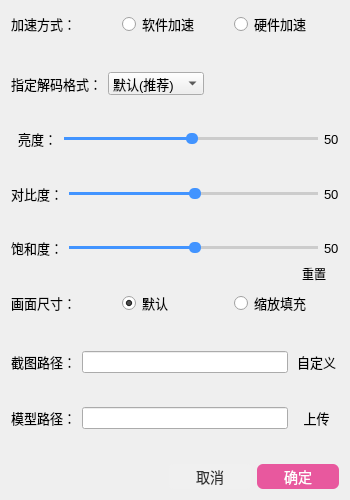
Before: the Qt Designer form src/app/settingdialog.ui in liyujie666/Smart_Player, drawn with Qt 5.
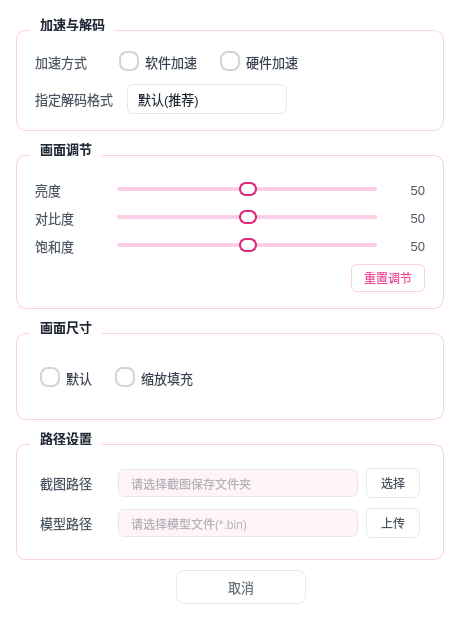
After: the same form once the commit is applied. Icons and pictures are not drawn.

```diff
--- a/src/app/settingdialog.ui
+++ b/src/app/settingdialog.ui
@@ -6,74 +6,355 @@
    <rect>
     <x>0</x>
     <y>0</y>
-    <width>350</width>
-    <height>500</height>
+    <width>460</width>
+    <height>620</height>
    </rect>
   </property>
   <property name="minimumSize">
    <size>
-    <width>350</width>
-    <height>500</height>
+    <width>460</width>
+    <height>620</height>
    </size>
   </property>
   <property name="maximumSize">
    <size>
-    <width>350</width>
-    <height>500</height>
+    <width>520</width>
+    <height>800</height>
    </size>
   </property>
   <property name="windowTitle">
    <string>Dialog</string>
   </property>
   <property name="styleSheet">
-   <string notr="true">QRadioButton{
-	font-size:13px;
+   <string notr="true">QDialog {
+    background-color: #FFFFFF;
+    font-family: 'Microsoft YaHei', 'PingFang SC', 'Segoe UI', sans-serif;
+    color: #1F2937;
 }
-QLabel { 
-font-size:13px;
- }
-QPushButton{
-	max-height:17px;
-	max-width:50px;
-	min-height:17px;
-	min-width:50px;
-	border:none;
-background-color: transparent;
-border-radius:5px;
+
+QGroupBox {
+    background-color: transparent;
+    border: 1px solid #FBCFE8;
+    border-radius: 10px;
+    margin-top: 14px;
+    padding: 14px 14px 12px 14px;
+    font-weight: 600;
+    color: #1F2937;
+    font-size: 13px;
 }
-QComboBox{
-	font-size:13px;
-	min-width:30px;
+QGroupBox::title {
+    subcontrol-origin: margin;
+    subcontrol-position: top left;
+    left: 14px;
+    padding: 0 8px;
+    background-color: #FFFFFF;
+    color: #1F2937;
+}
+
+QLabel {
+    color: #4B5563;
+    font-size: 13px;
+    background: transparent;
+}
+
+QRadioButton {
+    color: #374151;
+    font-size: 13px;
+    spacing: 6px;
+    padding: 2px 4px;
+}
+QRadioButton::indicator {
+    width: 16px;
+    height: 16px;
+    border: 2px solid #D1D5DB;
+    border-radius: 8px;
+    background-color: #FFFFFF;
+    subcontrol-origin: padding;
+}
+QRadioButton::indicator:hover { border-color: #F472B6; }
+QRadioButton::indicator:checked {
+    border-color: #DB2777;
+    background-color: #DB2777;
+    image: none;
+}
+QRadioButton::indicator:checked:!enabled {
+    border-color: #D1D5DB;
+    background-color: #D1D5DB;
+}
+QRadioButton:disabled { color: #9CA3AF; }
+
+QCheckBox {
+    color: #374151;
+    font-size: 13px;
+    spacing: 6px;
+    padding: 2px 0;
+}
+QCheckBox::indicator {
+    width: 16px;
+    height: 16px;
+    border: 2px solid #D1D5DB;
+    border-radius: 8px;
+    background-color: #FFFFFF;
+    subcontrol-origin: padding;
+}
+QCheckBox::indicator:hover { border-color: #F472B6; }
+QCheckBox::indicator:checked {
+    border-color: #DB2777;
+    background-color: #DB2777;
+    image: none;
+}
+QCheckBox:disabled { color: #9CA3AF; }
+
+QComboBox {
+    background-color: #FFFFFF;
+    color: #1F2937;
+    border: 1px solid #E5E7EB;
+    border-radius: 6px;
+    padding: 5px 28px 5px 10px;
+    font-size: 13px;
+    min-height: 18px;
+    selection-background-color: #FDF2F8;
+}
+QComboBox:hover { border-color: #F472B6; }
+QComboBox:focus { border-color: #DB2777; }
+QComboBox::drop-down {
+    subcontrol-origin: padding;
+    subcontrol-position: top right;
+    width: 24px;
+    border: none;
+    background: transparent;
+}
+QComboBox::down-arrow {
+    image: url(:/SmartPlayer-icon/arrow_down_grey.png);
+    width: 12px;
+    height: 8px;
+    margin-right: 6px;
 }
 QComboBox QAbstractItemView {
-    color: white;
+    background-color: #FFFFFF;
+    color: #1F2937;
+    border: 1px solid #FBCFE8;
+    border-radius: 6px;
+    padding: 4px;
+    selection-background-color: #FDF2F8;
+    selection-color: #DB2777;
+    outline: 0;
 }
-QLineEdit{
-font-size:12px;
-}</string>
+QComboBox QAbstractItemView::item {
+    padding: 6px 10px;
+    border-radius: 4px;
+    min-height: 18px;
+}
+QComboBox QAbstractItemView::item:hover {
+    background-color: #FCE7F3;
+}
+
+QLineEdit {
+    background-color: #FFFFFF;
+    color: #1F2937;
+    border: 1px solid #E5E7EB;
+    border-radius: 6px;
+    padding: 5px 10px;
+    font-size: 12px;
+    selection-background-color: #FBCFE8;
+    selection-color: #1F2937;
+}
+QLineEdit:hover { border-color: #F472B6; }
+QLineEdit:focus { border-color: #DB2777; }
+QLineEdit:read-only {
+    background-color: #FFF5F7;
+    color: #6B7280;
+}
+
+QSlider::groove:horizontal {
+    background-color: #FBCFE8;
+    height: 4px;
+    border-radius: 2px;
+}
+QSlider::sub-page:horizontal {
+    background: qlineargradient(spread:pad, x1:0, y1:0, x2:1, y2:0,
+        stop:0 #EC4899, stop:1 #F472B6);
+    border-radius: 2px;
+}
+QSlider::add-page:horizontal {
+    background-color: #FBCFE8;
+    border-radius: 2px;
+}
+QSlider::handle:horizontal {
+    background-color: #FFFFFF;
+    border: 2px solid #DB2777;
+    width: 14px;
+    height: 14px;
+    margin: -5px 0;
+    border-radius: 7px;
+}
+QSlider::handle:horizontal:hover {
+    border-color: #BE185D;
+    background-color: #FDF2F8;
+}
+QSlider::handle:horizontal:pressed {
+    background-color: #DB2777;
+    border-color: #BE185D;
+}
+
+QPushButton {
+    background-color: #FFFFFF;
+    color: #4B5563;
+    border: 1px solid #E5E7EB;
+    border-radius: 6px;
+    padding: 5px 14px;
+    font-size: 12px;
+    min-height: 16px;
+}
+QPushButton:hover {
+    background-color: #FFF5F7;
+    border-color: #F472B6;
+    color: #DB2777;
+}
+QPushButton:pressed {
+    background-color: #FCE7F3;
+}
+QPushButton:disabled {
+    background-color: #F9FAFB;
+    color: #9CA3AF;
+    border-color: #E5E7EB;
+}
+
+QPushButton#confirmBtn {
+    background: qlineargradient(spread:pad, x1:0, y1:0, x2:1, y2:0,
+        stop:0 #EC4899, stop:1 #F472B6);
+    color: #FFFFFF;
+    border: none;
+    border-radius: 8px;
+    padding: 7px 24px;
+    font-size: 13px;
+    font-weight: 600;
+    min-width: 80px;
+    min-height: 18px;
+}
+QPushButton#confirmBtn:hover {
+    background: qlineargradient(spread:pad, x1:0, y1:0, x2:1, y2:0,
+        stop:0 #DB2777, stop:1 #BE185D);
+}
+QPushButton#confirmBtn:pressed {
+    background: #BE185D;
+}
+
+QPushButton#cancelBtn {
+    background-color: #FFFFFF;
+    color: #6B7280;
+    border: 1px solid #E5E7EB;
+    border-radius: 8px;
+    padding: 7px 24px;
+    font-size: 13px;
+    min-width: 80px;
+    min-height: 18px;
+}
+QPushButton#cancelBtn:hover {
+    background-color: #F9FAFB;
+    color: #1F2937;
+    border-color: #D1D5DB;
+}
+QPushButton#cancelBtn:pressed {
+    background-color: #F3F4F6;
+}
+
+QPushButton#resetConfigBtn {
+    background-color: transparent;
+    color: #EC4899;
+    border: 1px solid #FBCFE8;
+    border-radius: 6px;
+    padding: 4px 12px;
+    font-size: 12px;
+    min-height: 16px;
+}
+QPushButton#resetConfigBtn:hover {
+    background-color: #FDF2F8;
+    border-color: #F472B6;
+    color: #DB2777;
+}
+QPushButton#resetConfigBtn:pressed {
+    background-color: #FCE7F3;
+}
+
+QScrollBar:vertical {
+    background: transparent;
+    width: 8px;
+    margin: 4px 2px 4px 0;
+    border: none;
+}
+QScrollBar::handle:vertical {
+    background: #FBCFE8;
+    min-height: 40px;
+    border-radius: 4px;
+}
+QScrollBar::handle:vertical:hover { background: #F472B6; }
+QScrollBar::add-line:vertical,
+QScrollBar::sub-line:vertical {
+    background: none; border: none; height: 0;
+}
+QScrollBar::add-page:vertical,
+QScrollBar::sub-page:vertical { background: none; border: none; }
+</string>
   </property>
-  <layout class="QVBoxLayout" name="verticalLayout">
+  <layout class="QVBoxLayout" name="rootLayout">
+   <property name="leftMargin">
+    <number>16</number>
+   </property>
+   <property name="topMargin">
+    <number>16</number>
+   </property>
+   <property name="rightMargin">
+    <number>16</number>
+   </property>
+   <property name="bottomMargin">
+    <number>16</number>
+   </property>
+   <property name="spacing">
+    <number>10</number>
+   </property>
+
    <item>
-    <layout class="QHBoxLayout" name="horizontalLayout">
+    <widget class="QGroupBox" name="decodeGroup">
+     <property name="title">
+      <string>加速与解码</string>
+     </property>
+     <layout class="QVBoxLayout" name="decodeLayout">
+      <property name="leftMargin">
+       <number>4</number>
+      </property>
+      <property name="topMargin">
+       <number>4</number>
+      </property>
+      <property name="rightMargin">
+       <number>4</number>
+      </property>
+      <property name="bottomMargin">
+       <number>4</number>
+      </property>
+      <property name="spacing">
+       <number>10</number>
+      </property>
+      <item>
+       <layout class="QHBoxLayout" name="hardwareRow">
+        <property name="spacing">
+         <number>14</number>
+        </property>
      <item>
       <widget class="QLabel" name="label">
-       <property name="styleSheet">
-        <string notr="true">QLabel { 
-font-size:13px;
- }</string>
-       </property>
        <property name="text">
-        <string>加速方式：</string>
+           <string>加速方式</string>
+          </property>
+          <property name="minimumSize">
+           <size>
+            <width>70</width>
+            <height>0</height>
+           </size>
        </property>
       </widget>
      </item>
      <item>
       <widget class="QRadioButton" name="softwareRadio">
-       <property name="styleSheet">
-        <string notr="true">QRadioButton{
-	font-size:13px;
-}</string>
-       </property>
        <property name="text">
         <string>软件加速</string>
        </property>
@@ -84,55 +365,57 @@
      </item>
      <item>
       <widget class="QRadioButton" name="hardwareRadio">
-       <property name="styleSheet">
-        <string notr="true">QRadioButton{
-	font-size:13px;
-}</string>
-       </property>
        <property name="text">
         <string>硬件加速</string>
        </property>
-      </widget>
-     </item>
-    </layout>
-   </item>
+          <property name="cursor">
+           <cursorShape>PointingHandCursor</cursorShape>
+          </property>
+         </widget>
+        </item>
    <item>
-    <spacer name="verticalSpacer_4">
+         <spacer name="horizontalSpacer_hw">
      <property name="orientation">
-      <enum>Qt::Orientation::Vertical</enum>
+           <enum>Qt::Orientation::Horizontal</enum>
      </property>
      <property name="sizeHint" stdset="0">
       <size>
-       <width>20</width>
+            <width>40</width>
        <height>20</height>
       </size>
      </property>
     </spacer>
    </item>
+       </layout>
+      </item>
    <item>
-    <layout class="QHBoxLayout" name="horizontalLayout_2">
+       <layout class="QHBoxLayout" name="decoderRow">
+        <property name="spacing">
+         <number>14</number>
+        </property>
      <item>
       <widget class="QLabel" name="label_2">
-       <property name="styleSheet">
-        <string notr="true">QLabel { 
-font-size:13px;
- }</string>
-       </property>
        <property name="text">
-        <string>指定解码格式：</string>
+           <string>指定解码格式</string>
+          </property>
+          <property name="minimumSize">
+           <size>
+            <width>70</width>
+            <height>0</height>
+           </size>
        </property>
       </widget>
      </item>
      <item>
       <widget class="QComboBox" name="decodeCombox">
-       <property name="styleSheet">
-        <string notr="true">QComboBox{
-	font-size:13px;
-	min-width:30px;
-}
-QComboBox QAbstractItemView::item{
-color:black;
-}</string>
+          <property name="minimumSize">
+           <size>
+            <width>160</width>
+            <height>0</height>
+           </size>
+          </property>
+          <property name="cursor">
+           <cursorShape>PointingHandCursor</cursorShape>
        </property>
        <item>
         <property name="text">
@@ -191,52 +474,53 @@
      </item>
     </layout>
    </item>
-   <item>
-    <spacer name="verticalSpacer_3">
-     <property name="orientation">
-      <enum>Qt::Orientation::Vertical</enum>
-     </property>
-     <property name="sizeHint" stdset="0">
-      <size>
-       <width>20</width>
-       <height>18</height>
-      </size>
-     </property>
-    </spacer>
+     </layout>
+    </widget>
    </item>
+
    <item>
-    <layout class="QHBoxLayout" name="horizontalLayout_3">
+    <widget class="QGroupBox" name="imageGroup">
+     <property name="title">
+      <string>画面调节</string>
+     </property>
+     <layout class="QVBoxLayout" name="imageLayout">
+      <property name="leftMargin">
+       <number>4</number>
+      </property>
+      <property name="topMargin">
+       <number>10</number>
+      </property>
+      <property name="rightMargin">
+       <number>4</number>
+      </property>
+      <property name="bottomMargin">
+       <number>4</number>
+      </property>
+      <property name="spacing">
+       <number>8</number>
+      </property>
+      <item>
+       <layout class="QHBoxLayout" name="lightRow">
+        <property name="spacing">
+         <number>12</number>
+        </property>
      <item>
       <widget class="QLabel" name="label_3">
-       <property name="styleSheet">
-        <string notr="true">QLabel { 
-font-size:13px;
- }</string>
-       </property>
        <property name="text">
-        <string>  亮度：</string>
+           <string>亮度</string>
+          </property>
+          <property name="minimumSize">
+           <size>
+            <width>70</width>
+            <height>0</height>
+           </size>
        </property>
       </widget>
      </item>
      <item>
       <widget class="QSlider" name="lightSlider">
-       <property name="styleSheet">
-        <string notr="true">QSlider::groove:horizontal {
-    background-color: #ccc;
-    height: 3px;
-    border-radius: 2px;
-}
-
-QSlider::handle:horizontal {
-    background-color:rgb(66, 148, 255);
-    width: 12px;
-    height: 12px;
-    margin: -4px 0; /* 使手柄居中 */
-    border-radius: 5px;
-}
-QSlider::sub-page:horizontal {
-    background-color: rgb(66, 148, 255); /* 已滑动部分的颜色 */
-}</string>
+          <property name="cursor">
+           <cursorShape>PointingHandCursor</cursorShape>
        </property>
        <property name="value">
         <number>50</number>
@@ -248,64 +532,44 @@
      </item>
      <item>
       <widget class="QLabel" name="lightLabel">
-       <property name="styleSheet">
-        <string notr="true">QLabel { 
-font-size:13px;
- }</string>
-       </property>
        <property name="text">
         <string>50</string>
        </property>
-      </widget>
-     </item>
-    </layout>
-   </item>
-   <item>
-    <spacer name="verticalSpacer_2">
-     <property name="orientation">
-      <enum>Qt::Orientation::Vertical</enum>
-     </property>
-     <property name="sizeHint" stdset="0">
+          <property name="minimumSize">
       <size>
-       <width>20</width>
-       <height>21</height>
-      </size>
-     </property>
-    </spacer>
+            <width>36</width>
+            <height>0</height>
+           </size>
+          </property>
+          <property name="alignment">
+           <set>Qt::AlignRight|Qt::AlignVCenter</set>
+          </property>
+         </widget>
+        </item>
+       </layout>
    </item>
    <item>
-    <layout class="QHBoxLayout" name="horizontalLayout_7">
+       <layout class="QHBoxLayout" name="contrastRow">
+        <property name="spacing">
+         <number>12</number>
+        </property>
      <item>
       <widget class="QLabel" name="contrastLabel1">
-       <property name="styleSheet">
-        <string notr="true">QLabel { 
-font-size:13px;
- }</string>
-       </property>
        <property name="text">
-        <string>对比度：</string>
+           <string>对比度</string>
+          </property>
+          <property name="minimumSize">
+           <size>
+            <width>70</width>
+            <height>0</height>
+           </size>
        </property>
       </widget>
      </item>
      <item>
       <widget class="QSlider" name="contrastSlider">
-       <property name="styleSheet">
-        <string notr="true">QSlider::groove:horizontal {
-    background-color: #ccc;
-    height: 3px;
-    border-radius: 2px;
-}
-
-QSlider::handle:horizontal {
-    background-color:rgb(66, 148, 255);
-    width: 12px;
-    height: 12px;
-    margin: -4px 0; /* 使手柄居中 */
-    border-radius: 5px;
-}
-QSlider::sub-page:horizontal {
-    background-color: rgb(66, 148, 255); /* 已滑动部分的颜色 */
-}</string>
+          <property name="cursor">
+           <cursorShape>PointingHandCursor</cursorShape>
        </property>
        <property name="value">
         <number>50</number>
@@ -317,64 +581,44 @@
      </item>
      <item>
       <widget class="QLabel" name="contrastLabel">
-       <property name="styleSheet">
-        <string notr="true">QLabel { 
-font-size:13px;
- }</string>
-       </property>
        <property name="text">
         <string>50</string>
        </property>
-      </widget>
-     </item>
-    </layout>
-   </item>
-   <item>
-    <spacer name="verticalSpacer_5">
-     <property name="orientation">
-      <enum>Qt::Orientation::Vertical</enum>
-     </property>
-     <property name="sizeHint" stdset="0">
+          <property name="minimumSize">
       <size>
-       <width>20</width>
-       <height>20</height>
-      </size>
-     </property>
-    </spacer>
+            <width>36</width>
+            <height>0</height>
+           </size>
+          </property>
+          <property name="alignment">
+           <set>Qt::AlignRight|Qt::AlignVCenter</set>
+          </property>
+         </widget>
+        </item>
+       </layout>
    </item>
    <item>
-    <layout class="QHBoxLayout" name="horizontalLayout_8">
+       <layout class="QHBoxLayout" name="baoheRow">
+        <property name="spacing">
+         <number>12</number>
+        </property>
      <item>
       <widget class="QLabel" name="baoheLabel1">
-       <property name="styleSheet">
-        <string notr="true">QLabel { 
-font-size:13px;
- }</string>
-       </property>
        <property name="text">
-        <string>饱和度：</string>
+           <string>饱和度</string>
+          </property>
+          <property name="minimumSize">
+           <size>
+            <width>70</width>
+            <height>0</height>
+           </size>
        </property>
       </widget>
      </item>
      <item>
       <widget class="QSlider" name="baoheSlider">
-       <property name="styleSheet">
-        <string notr="true">QSlider::groove:horizontal {
-    background-color: #ccc;
-    height: 3px;
-    border-radius: 2px;
-}
-
-QSlider::handle:horizontal {
-    background-color:rgb(66, 148, 255);
-    width: 12px;
-    height: 12px;
-    margin: -4px 0; /* 使手柄居中 */
-    border-radius: 5px;
-}
-QSlider::sub-page:horizontal {
-    background-color: rgb(66, 148, 255); /* 已滑动部分的颜色 */
-}</string>
+          <property name="cursor">
+           <cursorShape>PointingHandCursor</cursorShape>
        </property>
        <property name="value">
         <number>50</number>
@@ -386,23 +630,24 @@
      </item>
      <item>
       <widget class="QLabel" name="baoheLabel">
-       <property name="styleSheet">
-        <string notr="true">QLabel { 
-font-size:13px;
- }</string>
-       </property>
        <property name="text">
         <string>50</string>
        </property>
+          <property name="minimumSize">
+           <size>
+            <width>36</width>
+            <height>0</height>
+           </size>
+          </property>
+          <property name="alignment">
+           <set>Qt::AlignRight|Qt::AlignVCenter</set>
+          </property>
       </widget>
      </item>
     </layout>
    </item>
    <item>
-    <layout class="QHBoxLayout" name="horizontalLayout_10">
-     <property name="spacing">
-      <number>0</number>
-     </property>
+       <layout class="QHBoxLayout" name="resetRow">
      <item>
       <spacer name="horizontalSpacer_3">
        <property name="orientation">
@@ -418,58 +663,31 @@
      </item>
      <item>
       <widget class="QPushButton" name="resetConfigBtn">
-       <property name="styleSheet">
-        <string notr="true">QPushButton{
-	max-height:17px;
-	max-width:50px;
-	min-height:17px;
-	min-width:50px;
-	border:none;
-background-color: transparent;
-border-radius:5px;
-}</string>
-       </property>
        <property name="text">
-        <string>重置</string>
-       </property>
-       <property name="icon">
-        <iconset resource="../Resource.qrc">
-         <normaloff>:/SmartPlayer-icon/reset.png</normaloff>:/SmartPlayer-icon/reset.png</iconset>
-       </property>
-       <property name="iconSize">
-        <size>
-         <width>17</width>
-         <height>17</height>
-        </size>
-       </property>
+           <string>重置调节</string>
+          </property>
+          <property name="cursor">
+           <cursorShape>PointingHandCursor</cursorShape>
+          </property>
       </widget>
      </item>
     </layout>
    </item>
+     </layout>
+    </widget>
+   </item>
+
    <item>
-    <layout class="QHBoxLayout" name="horizontalLayout_4">
-     <item>
-      <widget class="QLabel" name="label_5">
-       <property name="styleSheet">
-        <string notr="true">QLabel { 
-font-size:13px;
- }</string>
-       </property>
-       <property name="text">
-        <string>画面尺寸：</string>
-       </property>
-      </widget>
-     </item>
+    <widget class="QGroupBox" name="sizeGroup">
+     <property name="title">
+      <string>画面尺寸</string>
+     </property>
+     <layout class="QHBoxLayout" name="sizeLayout">
+      <property name="spacing">
+       <number>14</number>
+      </property>
      <item>
       <widget class="QRadioButton" name="defaultSize">
-       <property name="styleSheet">
-        <string notr="true">QRadioButton
-{
-font-size:13px;
-}
-
-</string>
-       </property>
        <property name="text">
         <string>默认</string>
        </property>
@@ -480,44 +698,55 @@
      </item>
      <item>
       <widget class="QRadioButton" name="expandSize">
-       <property name="styleSheet">
-        <string notr="true">QRadioButton
-{
-font-size:13px;
-}
-</string>
-       </property>
        <property name="text">
         <string>缩放填充</string>
        </property>
-      </widget>
-     </item>
-    </layout>
-   </item>
+        <property name="cursor">
+         <cursorShape>PointingHandCursor</cursorShape>
+        </property>
+       </widget>
+      </item>
    <item>
-    <spacer name="verticalSpacer">
+       <spacer name="horizontalSpacer_size">
      <property name="orientation">
-      <enum>Qt::Orientation::Vertical</enum>
+         <enum>Qt::Orientation::Horizontal</enum>
      </property>
      <property name="sizeHint" stdset="0">
       <size>
-       <width>20</width>
-       <height>28</height>
+          <width>40</width>
+          <height>20</height>
       </size>
      </property>
     </spacer>
    </item>
+     </layout>
+    </widget>
+   </item>
+
    <item>
-    <layout class="QHBoxLayout" name="horizontalLayout_5">
+    <widget class="QGroupBox" name="pathGroup">
+     <property name="title">
+      <string>路径设置</string>
+     </property>
+     <layout class="QVBoxLayout" name="pathLayout">
+      <property name="spacing">
+       <number>10</number>
+      </property>
+      <item>
+       <layout class="QHBoxLayout" name="screenshotPathRow">
+        <property name="spacing">
+         <number>8</number>
+        </property>
      <item>
       <widget class="QLabel" name="label_6">
-       <property name="styleSheet">
-        <string notr="true">QLabel { 
-font-size:13px;
- }</string>
-       </property>
        <property name="text">
-        <string>截图路径：</string>
+           <string>截图路径</string>
+          </property>
+          <property name="minimumSize">
+           <size>
+            <width>70</width>
+            <height>0</height>
+           </size>
        </property>
       </widget>
      </item>
@@ -535,61 +764,41 @@
          <height>16777215</height>
         </size>
        </property>
-       <property name="styleSheet">
-        <string notr="true">QLineEdit{
-font-size:12px;
-}</string>
-       </property>
-       <property name="text">
-        <string/>
-       </property>
        <property name="placeholderText">
-        <string/>
+           <string>请选择截图保存文件夹</string>
+          </property>
+          <property name="readOnly">
+           <bool>true</bool>
        </property>
       </widget>
      </item>
      <item>
       <widget class="QPushButton" name="selectPathBtn">
-       <property name="styleSheet">
-        <string notr="true">QPushButton{
-	font-size:13px;
-	max-width:45px;
-	min-width:45px;
-	border-radius:5px;
-	border:white;
-}</string>
-       </property>
        <property name="text">
-        <string>自定义</string>
+           <string>选择</string>
+          </property>
+          <property name="cursor">
+           <cursorShape>PointingHandCursor</cursorShape>
        </property>
       </widget>
      </item>
     </layout>
    </item>
    <item>
-    <spacer name="verticalSpacer_7">
-     <property name="orientation">
-      <enum>Qt::Orientation::Vertical</enum>
-     </property>
-     <property name="sizeHint" stdset="0">
-      <size>
-       <width>20</width>
-       <height>17</height>
-      </size>
-     </property>
-    </spacer>
-   </item>
-   <item>
-    <layout class="QHBoxLayout" name="horizontalLayout_6">
+       <layout class="QHBoxLayout" name="modelPathRow">
+        <property name="spacing">
+         <number>8</number>
+        </property>
      <item>
       <widget class="QLabel" name="label_7">
-       <property name="styleSheet">
-        <string notr="true">QLabel { 
-font-size:13px;
- }</string>
-       </property>
        <property name="text">
-        <string>模型路径：</string>
+           <string>模型路径</string>
+          </property>
+          <property name="minimumSize">
+           <size>
+            <width>70</width>
+            <height>0</height>
+           </size>
        </property>
       </widget>
      </item>
@@ -607,30 +816,16 @@
          <height>16777215</height>
         </size>
        </property>
-       <property name="styleSheet">
-        <string notr="true">QLineEdit{
-font-size:12px;
-}</string>
-       </property>
-       <property name="text">
-        <string/>
-       </property>
        <property name="placeholderText">
-        <string/>
+           <string>请选择模型文件(*.bin)</string>
+          </property>
+          <property name="readOnly">
+           <bool>true</bool>
        </property>
       </widget>
      </item>
      <item>
       <widget class="QPushButton" name="uploadModelPathBtn">
-       <property name="styleSheet">
-        <string notr="true">QPushButton{
-	font-size:13px;
-	max-width:45px;
-	min-width:45px;
-	border-radius:5px;
-	border:white;
-}</string>
-       </property>
        <property name="text">
         <string>上传</string>
        </property>
@@ -638,21 +833,15 @@
      </item>
     </layout>
    </item>
-   <item>
-    <spacer name="verticalSpacer_8">
-     <property name="orientation">
-      <enum>Qt::Orientation::Vertical</enum>
-     </property>
-     <property name="sizeHint" stdset="0">
-      <size>
-       <width>20</width>
-       <height>18</height>
-      </size>
-     </property>
-    </spacer>
+     </layout>
+    </widget>
    </item>
+
    <item>
-    <layout class="QHBoxLayout" name="horizontalLayout_9">
+    <layout class="QHBoxLayout" name="bottomBtnRow">
+     <property name="spacing">
+      <number>10</number>
+     </property>
      <item>
       <spacer name="horizontalSpacer_2">
        <property name="orientation">
@@ -668,23 +857,6 @@
      </item>
      <item>
       <widget class="QPushButton" name="cancelBtn">
-       <property name="styleSheet">
-        <string notr="true">QPushButton {
-    background-color: #f0f0f0;
-    color: #333333;
-    border: none;
-    border-radius: 4px;
-    padding: 4px 16px; 
-    font-size: 14px;
-}
-QPushButton:hover {
-    background-color: #ffffff;
-}
-QPushButton:pressed {
-    background-color: #dcdcdc;
-}
-</string>
-       </property>
        <property name="text">
         <string>取消</string>
        </property>
@@ -692,30 +864,20 @@
      </item>
      <item>
       <widget class="QPushButton" name="confirmBtn">
-       <property name="styleSheet">
-        <string notr="true">QPushButton {
-    background-color: #e8589e;
-    color: #ffffff;
-    border: none;
-    border-radius: 6px;
-    padding: 4px 16px;
-    font-size: 14px;
-}
-QPushButton:hover {
-    background-color: #f06cae;
-}
-QPushButton:pressed {
-    background-color: #d14a8a;
-}
-</string>
-       </property>
        <property name="text">
-        <string>确定</string>
+        <string>保存设置</string>
+       </property>
+       <property name="cursor">
+        <cursorShape>PointingHandCursor</cursorShape>
+       </property>
+       <property name="default">
+        <bool>true</bool>
        </property>
       </widget>
      </item>
     </layout>
    </item>
+
   </layout>
  </widget>
  <resources>
```
Left out of the diff: 16 changed lines with no effect on the pictures. Lines whose indentation alone changed are shown as unchanged.
